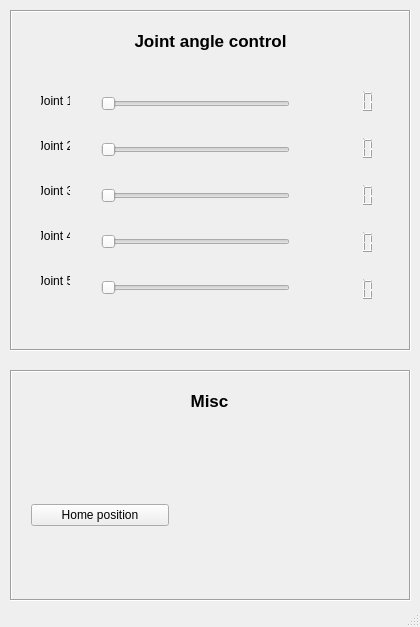
Qt form ArmControllerGUI/mainwindow.ui (tafulop/RobotimArmQtGUI) before a commit.
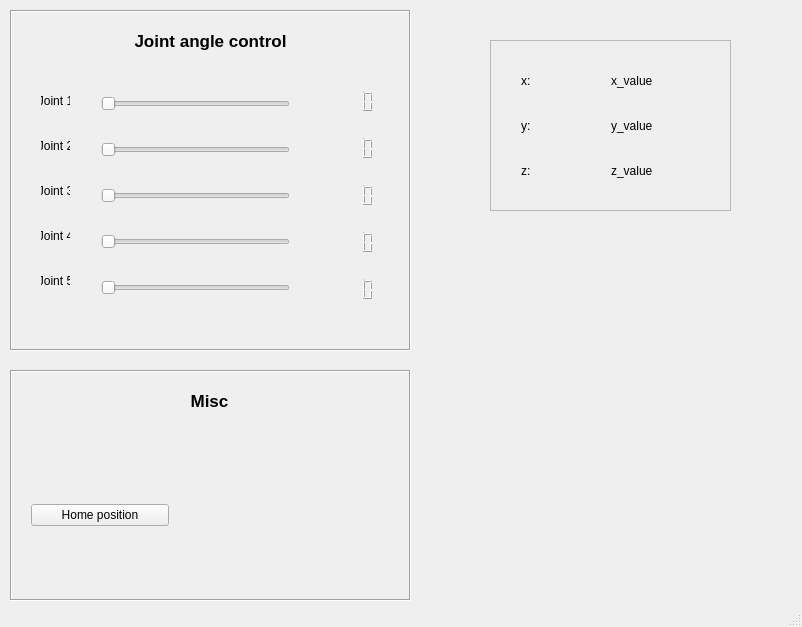
The same form after that commit.

Patch:
```diff
--- a/ArmControllerGUI/mainwindow.ui
+++ b/ArmControllerGUI/mainwindow.ui
@@ -6,7 +6,7 @@
    <rect>
     <x>0</x>
     <y>0</y>
-    <width>420</width>
+    <width>802</width>
     <height>627</height>
    </rect>
   </property>
@@ -375,6 +375,88 @@
      </layout>
     </widget>
    </widget>
+   <widget class="QFrame" name="effectorDataFrame">
+    <property name="geometry">
+     <rect>
+      <x>490</x>
+      <y>40</y>
+      <width>241</width>
+      <height>171</height>
+     </rect>
+    </property>
+    <property name="frameShape">
+     <enum>QFrame::StyledPanel</enum>
+    </property>
+    <property name="frameShadow">
+     <enum>QFrame::Raised</enum>
+    </property>
+    <widget class="QWidget" name="verticalLayoutWidget_4">
+     <property name="geometry">
+      <rect>
+       <x>20</x>
+       <y>10</y>
+       <width>51</width>
+       <height>151</height>
+      </rect>
+     </property>
+     <layout class="QVBoxLayout" name="verticalLayout_4">
+      <item>
+       <widget class="QLabel" name="label">
+        <property name="text">
+         <string>x:</string>
+        </property>
+       </widget>
+      </item>
+      <item>
+       <widget class="QLabel" name="label_4">
+        <property name="text">
+         <string>y:</string>
+        </property>
+       </widget>
+      </item>
+      <item>
+       <widget class="QLabel" name="label_5">
+        <property name="text">
+         <string>z:</string>
+        </property>
+       </widget>
+      </item>
+     </layout>
+    </widget>
+    <widget class="QWidget" name="verticalLayoutWidget_6">
+     <property name="geometry">
+      <rect>
+       <x>110</x>
+       <y>10</y>
+       <width>111</width>
+       <height>151</height>
+      </rect>
+     </property>
+     <layout class="QVBoxLayout" name="verticalLayout_6">
+      <item>
+       <widget class="QLabel" name="x_value">
+        <property name="text">
+         <string>x_value</string>
+        </property>
+       </widget>
+      </item>
+      <item>
+       <widget class="QLabel" name="y_value">
+        <property name="text">
+         <string>y_value</string>
+        </property>
+       </widget>
+      </item>
+      <item>
+       <widget class="QLabel" name="z_value">
+        <property name="text">
+         <string>z_value</string>
+        </property>
+       </widget>
+      </item>
+     </layout>
+    </widget>
+   </widget>
   </widget>
   <widget class="QStatusBar" name="statusBar"/>
  </widget>
```
